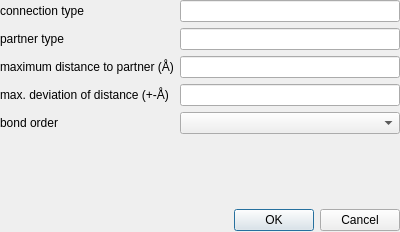
This is source/VIEW/DIALOGS/editorConnectionDialog.ui in dstoeckel/ball as Qt 5 draws it before an edit. The edited form follows.
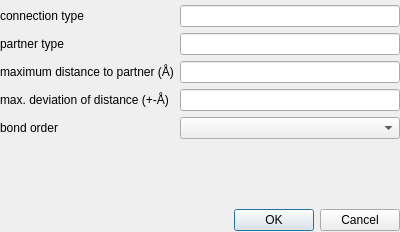
This is the edited form.

Commit message: connection editor dialog: add Title, Spacer

What changed in the file:
```diff
--- a/source/VIEW/DIALOGS/editorConnectionDialog.ui
+++ b/source/VIEW/DIALOGS/editorConnectionDialog.ui
@@ -23,6 +23,22 @@
     </rect>
    </property>
    <layout class="QVBoxLayout" name="dialog_layout">
+    <item>
+     <spacer name="verticalSpacer">
+      <property name="orientation">
+       <enum>Qt::Vertical</enum>
+      </property>
+      <property name="sizeType">
+       <enum>QSizePolicy::Preferred</enum>
+      </property>
+      <property name="sizeHint" stdset="0">
+       <size>
+        <width>20</width>
+        <height>5</height>
+       </size>
+      </property>
+     </spacer>
+    </item>
     <item>
      <layout class="QFormLayout" name="formLayout">
       <item row="5" column="0">
```
Left out of the diff: 2 changed lines with no effect on the pictures.
